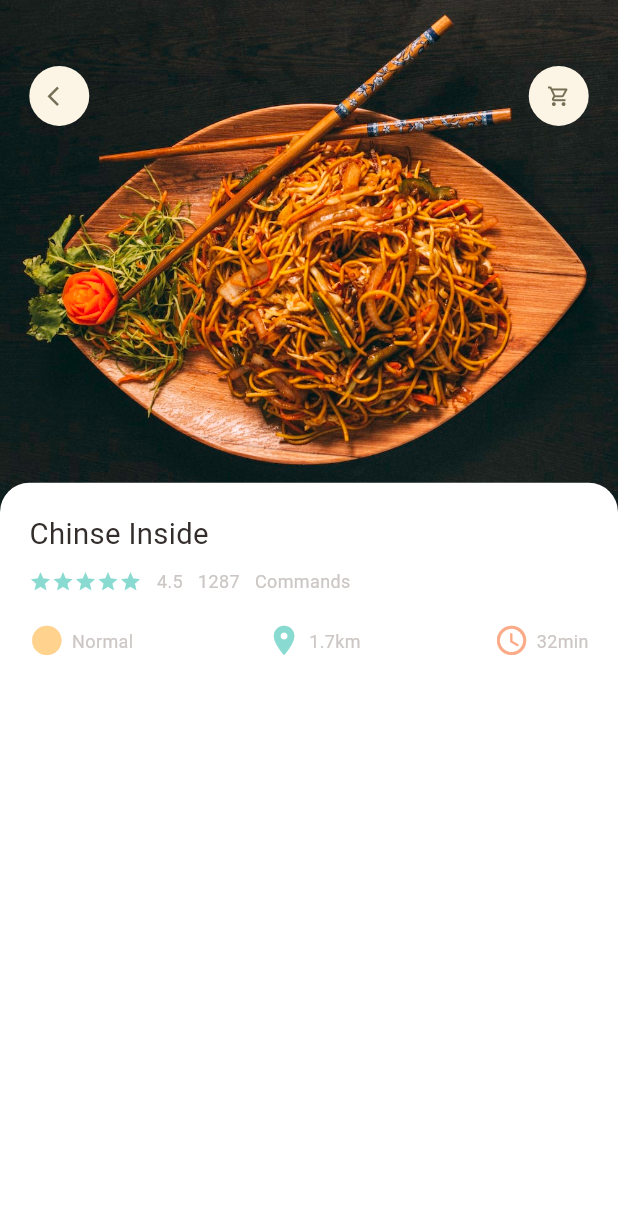
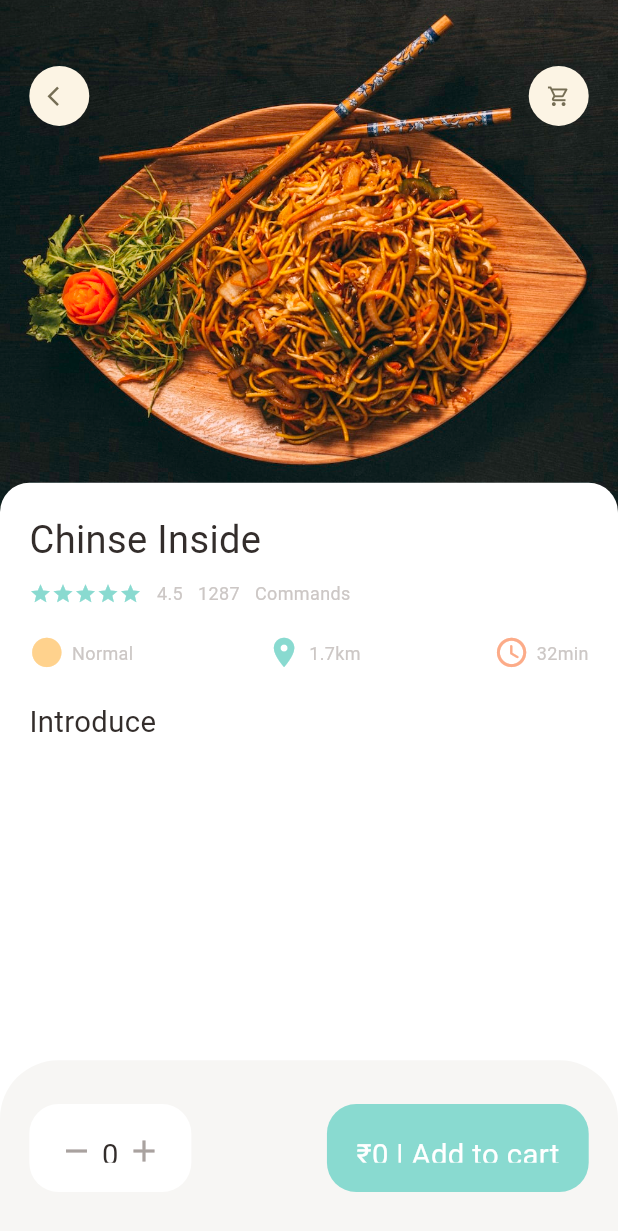
Before and after one commit to SukumarRaja/ecomm_cus, a Flutter app: the PopularFoodDetails screen opened directly, on a phone screen of 412 x 824 dp. Shown: the top 1231 px of the screen. Run offline on Flutter 3.47's test engine with Material 2 defaults, Android fonts, the light colour scheme and no system bars; our stand-ins replace get; Roboto replaces fonts that are missing (roboto).

Commit message:
popular page bottom bar worked (ref video 4:04:16)

```diff
--- a/lib/app/ui/pages/food/popular_food_details.dart
+++ b/lib/app/ui/pages/food/popular_food_details.dart
@@ -11,6 +11,7 @@ class PopularFoodDetails extends StatelessWidget {
   @override
   Widget build(BuildContext context) {
     return Scaffold(
+      backgroundColor: AppColors.white,
       body: Stack(
         children: [
           Positioned(
@@ -54,7 +55,13 @@ class PopularFoodDetails extends StatelessWidget {
               child: Column(
                 crossAxisAlignment: CrossAxisAlignment.start,
                 children: [
-                  const BigText(text: "Chinse Inside"),
+                  Column(
+                    crossAxisAlignment: CrossAxisAlignment.start,
+                    children: [
+                      BigText(
+                        text: "Chinse Inside",
+                        fontSize: Dimensions.font26,
+                      ),
                       SizedBox(
                         height: Dimensions.height10,
                       ),
@@ -105,10 +112,77 @@ class PopularFoodDetails extends StatelessWidget {
                       )
                     ],
                   ),
+                  SizedBox(
+                    height: Dimensions.height20,
+                  ),
+                  const BigText(text: "Introduce"),
+                ],
+              ),
             ),
           )
         ],
       ),
+      bottomNavigationBar: Container(
+        height: Dimensions.bottomHeight,
+        padding: EdgeInsets.only(
+            top: Dimensions.height30,
+            bottom: Dimensions.height30,
+            left: Dimensions.width20,
+            right: Dimensions.width20),
+        decoration: BoxDecoration(
+            color: AppColors.buttonBackground,
+            borderRadius: BorderRadius.only(
+                topLeft: Radius.circular(Dimensions.radius20 * 2),
+                topRight: Radius.circular(Dimensions.radius20 * 2))),
+        child: Row(
+          mainAxisAlignment: MainAxisAlignment.spaceBetween,
+          children: [
+            Container(
+              padding: EdgeInsets.only(
+                  top: Dimensions.height20,
+                  bottom: Dimensions.height20,
+                  right: Dimensions.width20,
+                  left: Dimensions.width20),
+              decoration: BoxDecoration(
+                  borderRadius: BorderRadius.circular(Dimensions.radius20),
+                  color: AppColors.white),
+              child: Row(
+                children: [
+                  const Icon(
+                    Icons.remove,
+                    color: AppColors.sign,
+                  ),
+                  SizedBox(
+                    width: Dimensions.width10 / 2,
+                  ),
+                  const BigText(text: "0"),
+                  SizedBox(
+                    width: Dimensions.width10 / 2,
+                  ),
+                  const Icon(
+                    Icons.add,
+                    color: AppColors.sign,
+                  ),
+                ],
+              ),
+            ),
+            Container(
+              padding: EdgeInsets.only(
+                  top: Dimensions.height20,
+                  bottom: Dimensions.height20,
+                  right: Dimensions.width20,
+                  left: Dimensions.width20),
+              decoration: BoxDecoration(
+                  borderRadius: BorderRadius.circular(Dimensions.radius20),
+                  color: AppColors.primary),
+              child: const BigText(
+                text: "\u20B90 | Add to cart",
+                color: AppColors.white,
+              ),
+            )
+          ],
+        ),
+      ),
     );
   }
 }
--- a/lib/app/utility/dimensions.dart
+++ b/lib/app/utility/dimensions.dart
@@ -24,6 +24,7 @@ class Dimensions {
 
   //font
   static double font20 = screenHeight / 42.2;
+  static double font26 = screenHeight / 32.46;
 
   //radius
   static double radius15 = screenHeight / 56.27;
@@ -40,4 +41,7 @@ class Dimensions {
 
   //popular food
   static double popularFoodImageSize = screenHeight / 2.41;
+
+  //bottom height
+  static double bottomHeight = screenHeight / 7.03;
 }
```
Lines whose indentation alone changed are shown as unchanged.
